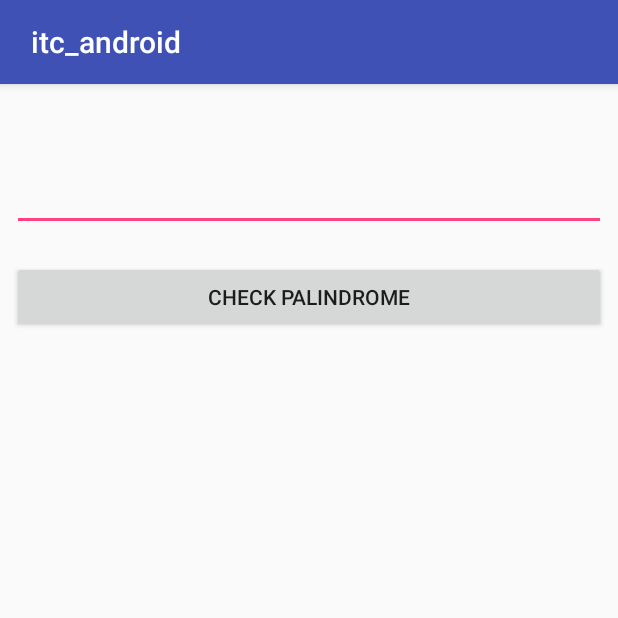
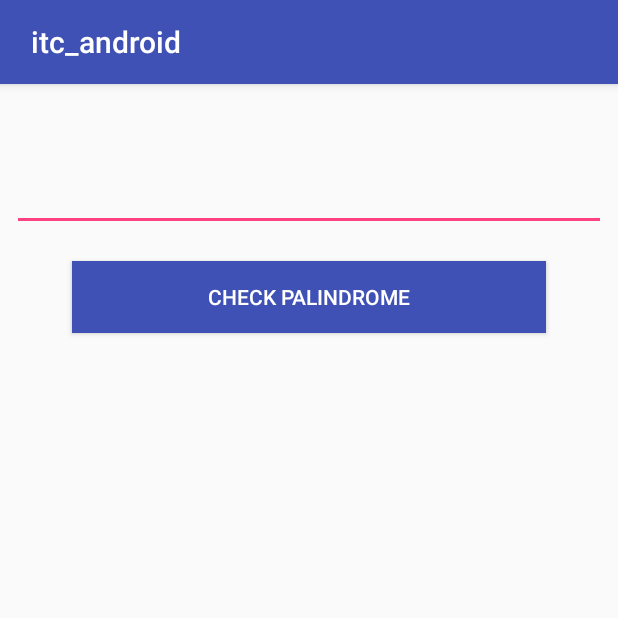
Before and after one commit to tpalwayscreative/itc_android, an Android app: the screen it shows after launch (MainActivity), on a phone screen of 412 x 824 dp, the top half of it. Run offline under Robolectric (Android 15) with nearby library versions, the phone set to English and light mode, and no system bars.

```diff
--- a/app/src/main/res/layout/fragment_input.xml
+++ b/app/src/main/res/layout/fragment_input.xml
@@ -30,12 +30,17 @@
             android:layout_width="match_parent"
             android:layout_height="40dp" />
         <Button
+            android:layout_marginRight="40dp"
+            android:layout_marginLeft="40dp"
+            android:textColor="@android:color/white"
+            android:background="@color/colorPrimary"
             android:layout_marginTop="20dp"
             android:text="@string/tv_check_palindrome"
             android:id="@+id/btnInput"
             android:layout_width="match_parent"
             android:layout_height="wrap_content" />
 
-   </LinearLayout>
+
+    </LinearLayout>
 
 </android.support.constraint.ConstraintLayout>
--- a/app/src/main/res/layout/fragment_result.xml
+++ b/app/src/main/res/layout/fragment_result.xml
@@ -24,10 +24,12 @@
         app:layout_constraintTop_toTopOf="parent" >
 
         <Button
+            android:textColor="@android:color/white"
+            android:background="@drawable/background_item_button"
             android:text="@string/tv_back"
             android:id="@+id/btnResult"
             android:layout_width="wrap_content"
-            android:layout_height="wrap_content" />
+            android:layout_height="40dp" />
 
         <TextView
             android:textSize="16sp"
```
Also changed, not shown: app/src/main/res/drawable/background_item_button.xml (added, +7 -0 lines).
